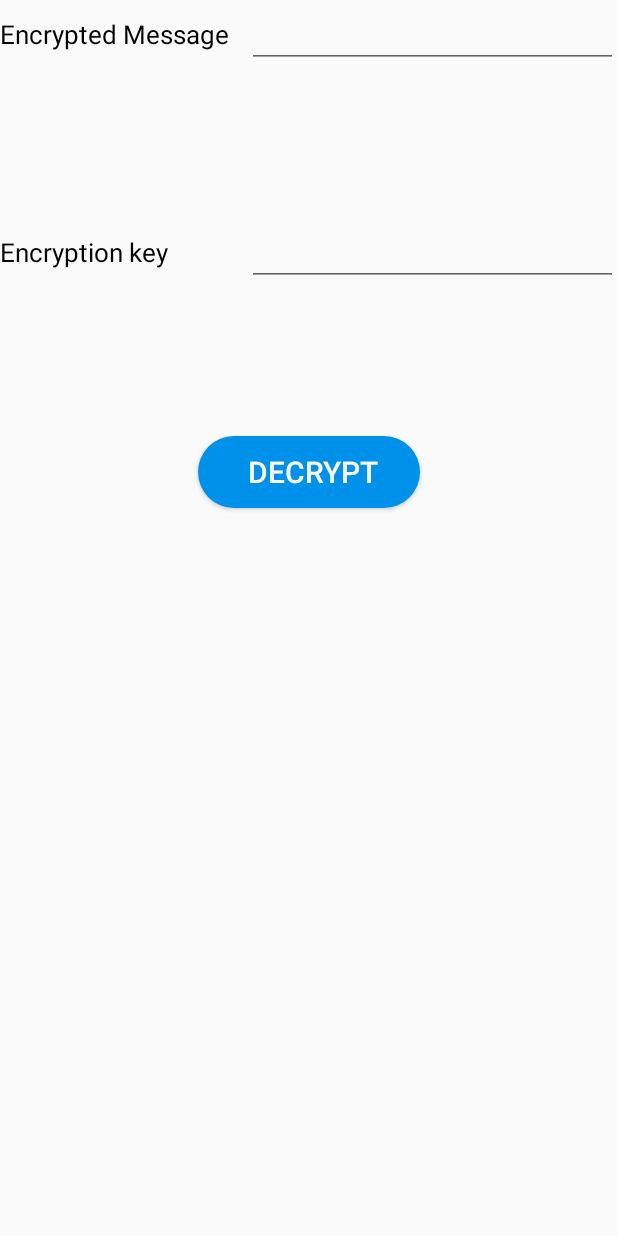
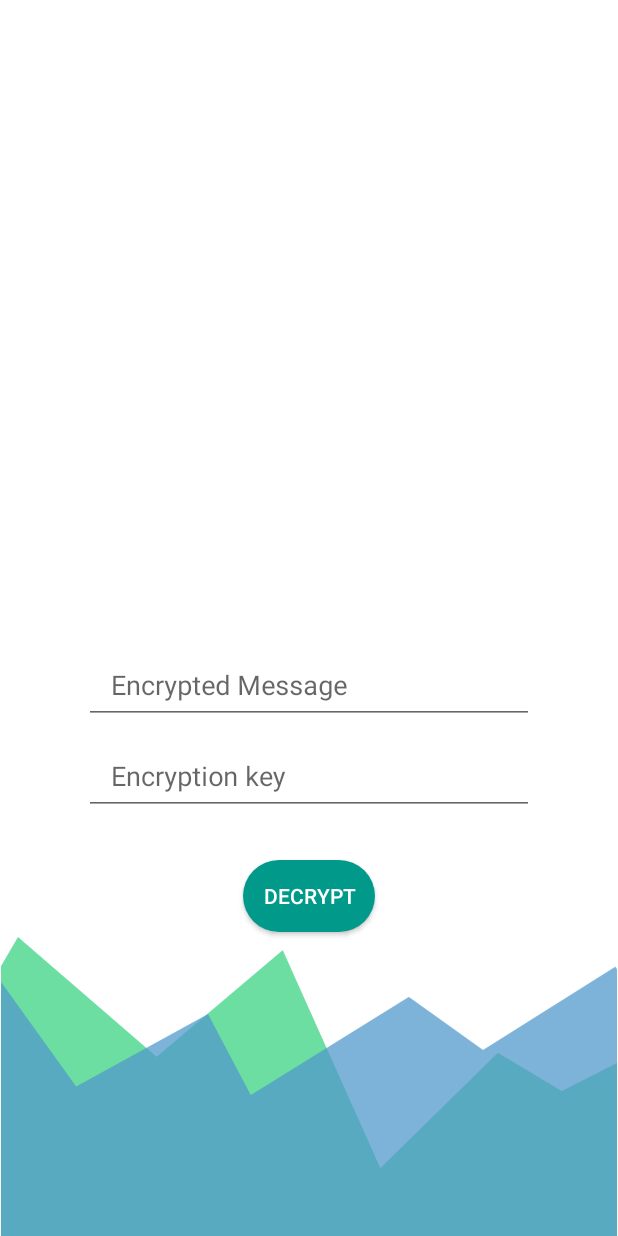
Before and after one commit to sourabhyadav999/MessEncryp, an Android app: the Decrypt screen opened directly, with no data from a screen before it, on a phone screen of 412 x 824 dp. Run offline under Robolectric (Android 15) with nearby library versions, the phone set to English and light mode, and no system bars.

Commit message:
Decrypt Activity layout Completed

```diff
--- a/app/src/main/AndroidManifest.xml
+++ b/app/src/main/AndroidManifest.xml
@@ -30,8 +30,7 @@
             android:theme="@style/AppTheme.Translucent" />
         <activity
             android:name=".MainActivity"
-            android:theme="@style/AppTheme.Translucent" >
-        </activity>
+            android:theme="@style/AppTheme.Translucent" />
         <activity
             android:name=".Encrypt"
             android:theme="@style/AppTheme.Translucent" />
--- a/app/src/main/java/com/yadavsourabh4035/gmail/myapplication/Decrypt.java
+++ b/app/src/main/java/com/yadavsourabh4035/gmail/myapplication/Decrypt.java
@@ -1,18 +1,17 @@
 package com.yadavsourabh4035.gmail.myapplication;
+
+import android.os.Bundle;
+import android.view.View;
+import android.widget.Button;
+import android.widget.EditText;
+import android.widget.TextView;
 
 import androidx.appcompat.app.AppCompatActivity;
 
-import android.os.Bundle;
-import android.text.Editable;
-import android.view.View;
-import android.widget.Button;
-import android.widget.EditText;
-import android.widget.LinearLayout;
-
 public class Decrypt extends AppCompatActivity {
-    private EditText encrypttodecrypt,encryptionkey,decryptedtext;
+    private EditText encrypttodecrypt,encryptionkey;
+    private TextView decryptedtext;
     private Button decrypbtn;
-    private LinearLayout dtext;
 
     @Override
     protected void onCreate(Bundle savedInstanceState) {
@@ -22,7 +21,6 @@ public class Decrypt extends AppCompatActivity {
         encrypttodecrypt=findViewById(R.id.encrypttodecrypt);
         encryptionkey=findViewById(R.id.encryptionkey);
         decryptedtext=findViewById(R.id.decryptedtext);
-        dtext=findViewById(R.id.dtext);
         decrypbtn=findViewById(R.id.decrypbtn);
         decrypbtn.setOnClickListener(new View.OnClickListener() {
             @Override
@@ -33,7 +31,7 @@ public class Decrypt extends AppCompatActivity {
                 String Key1=encryptionkey.getText().toString();
                 char [] keyArray=Key1.toCharArray();
                 int p;
-                String output="";
+                StringBuilder output= new StringBuilder();
                 int keyint=0;
                 for(char h:keyArray)
                 {
@@ -41,8 +39,7 @@ public class Decrypt extends AppCompatActivity {
                 }
                 for (char c:charArray)
                 {
-                    int z=c;
-                    p=inverse(z);
+                    p=inverse((int) c);
 
 
 
@@ -61,7 +58,7 @@ public class Decrypt extends AppCompatActivity {
 
                         p = inverse(p);
                     }
-                    output+=(char) p;
+                    output.append((char) p);
 
 
 
@@ -72,9 +69,7 @@ public class Decrypt extends AppCompatActivity {
 
                 System.out.println(output);
 
-                decryptedtext.setText(output);
-                dtext.setVisibility(View.VISIBLE);
-
+                decryptedtext.setText(output.toString());
             }
         });
     }
--- a/app/src/main/res/layout/activity_decrypt.xml
+++ b/app/src/main/res/layout/activity_decrypt.xml
@@ -1,112 +1,70 @@
 <?xml version="1.0" encoding="utf-8"?>
-<androidx.constraintlayout.widget.ConstraintLayout xmlns:android="http://schemas.android.com/apk/res/android"
+<RelativeLayout xmlns:android="http://schemas.android.com/apk/res/android"
     xmlns:tools="http://schemas.android.com/tools"
     android:layout_width="match_parent"
     android:layout_height="match_parent"
+    android:background="#fff"
     tools:context=".Decrypt">
+
+    <TextView
+        android:id="@+id/decryptedtext"
+        android:layout_width="wrap_content"
+        android:layout_height="wrap_content"
+        android:layout_centerHorizontal="true"
+        android:layout_marginTop="150dp"
+        android:textIsSelectable="true"
+        android:textSize="24sp" />
+
+    <ImageView
+        android:layout_width="match_parent"
+        android:layout_height="wrap_content"
+        android:layout_alignParentBottom="true"
+        android:adjustViewBounds="true"
+        android:contentDescription="@string/background_image"
+        android:src="@drawable/design" />
 
     <LinearLayout
         android:layout_width="match_parent"
         android:layout_height="match_parent"
+        android:layout_marginBottom="-220dp"
+        android:gravity="center"
         android:orientation="vertical">
 
-        <LinearLayout
-            android:layout_width="match_parent"
+        <com.google.android.material.textfield.TextInputLayout
+            android:layout_width="300dp"
             android:layout_height="wrap_content"
-            android:orientation="horizontal"
-            android:weightSum="2">
+            android:hint="@string/encrypted_message">
 
-            <TextView
-                android:layout_width="0dp"
-                android:layout_height="wrap_content"
-                android:layout_weight="0.8"
-                android:text="Encrypted Message"
-                android:textSize="17sp" />
+            <com.google.android.material.textfield.TextInputEditText
+                android:id="@+id/encrypttodecrypt"
+                android:layout_width="match_parent"
+                android:layout_height="50dp"
+                android:inputType="textMultiLine"
+                android:paddingStart="18dp"
+                android:paddingEnd="18dp" />
+        </com.google.android.material.textfield.TextInputLayout>
 
-            <EditText
-                android:id="@+id/encrypttodecrypt"
-                android:layout_width="0dp"
-                android:layout_height="wrap_content"
-                android:layout_weight="1.2"
-                android:inputType="textMultiLine">
+        <com.google.android.material.textfield.TextInputLayout
+            android:layout_width="300dp"
+            android:layout_height="wrap_content"
+            android:hint="@string/encryption_key">
 
-                <requestFocus />
-            </EditText>
-
-
-        </LinearLayout>
-
-        <LinearLayout
-            android:layout_width="match_parent"
-            android:layout_height="wrap_content"
-            android:layout_marginTop="100dp"
-            android:orientation="horizontal"
-            android:weightSum="2">
-
-            <TextView
-                android:layout_width="0dp"
-                android:layout_height="wrap_content"
-                android:layout_weight="0.8"
-                android:text="Encryption key"
-                android:textSize="17sp" />
-
-            <EditText
+            <com.google.android.material.textfield.TextInputEditText
                 android:id="@+id/encryptionkey"
-                android:layout_width="0dp"
-                android:layout_height="wrap_content"
-                android:layout_weight="1.2"
-                android:inputType="textMultiLine">
-
-                <requestFocus />
-            </EditText>
-
-
-        </LinearLayout>
+                android:layout_width="match_parent"
+                android:layout_height="50dp"
+                android:inputType="textMultiLine"
+                android:paddingStart="18dp"
+                android:paddingEnd="18dp" />
+        </com.google.android.material.textfield.TextInputLayout>
 
         <Button
             android:id="@+id/decrypbtn"
             android:layout_width="wrap_content"
             android:layout_height="wrap_content"
-            android:layout_gravity="center"
-            android:layout_marginTop="100dp"
-            android:background="@drawable/round_btn"
-            android:backgroundTint="#0091EA"
-            android:text="       Decrypt      "
-            android:textColor="#fff"
-            android:textSize="20sp" />
-
-
-        <LinearLayout
-            android:id="@+id/dtext"
-            android:layout_width="match_parent"
-            android:layout_height="wrap_content"
-            android:layout_marginTop="10dp"
-            android:orientation="horizontal"
-
-            android:visibility="gone"
-            android:weightSum="2">
-
-            <TextView
-                android:layout_width="0dp"
-                android:layout_height="wrap_content"
-                android:layout_weight="0.8"
-                android:text="Decrypted Message"
-                android:textSize="17sp" />
-
-            <EditText
-                android:id="@+id/decryptedtext"
-                android:layout_width="0dp"
-                android:layout_height="wrap_content"
-                android:layout_weight="1.2"
-                android:inputType="textMultiLine">
-
-                <requestFocus />
-            </EditText>
-
-
-        </LinearLayout>
-
+            android:layout_marginTop="30dp"
+            android:text="@string/message_decryption" />
 
     </LinearLayout>
 
-</androidx.constraintlayout.widget.ConstraintLayout>
+</RelativeLayout>
--- a/app/src/main/res/layout/activity_encrypt.xml
+++ b/app/src/main/res/layout/activity_encrypt.xml
@@ -24,7 +24,7 @@
             android:layout_width="wrap_content"
             android:layout_height="wrap_content"
             android:textIsSelectable="true"
-            android:textSize="30sp"
+            android:textSize="20sp"
             app:layout_constraintBottom_toBottomOf="parent"
             app:layout_constraintEnd_toEndOf="parent"
             app:layout_constraintHorizontal_bias="0.497"
@@ -37,8 +37,7 @@
             android:layout_width="wrap_content"
             android:layout_height="wrap_content"
             android:layout_marginBottom="52dp"
-            android:textSize="14sp"
-            android:text="Encrypt"
+            android:text="@string/message_encryption"
             app:layout_constraintBottom_toBottomOf="parent"
             app:layout_constraintEnd_toEndOf="@+id/textInputLayout2"
             app:layout_constraintHorizontal_bias="0.495"
@@ -48,7 +47,7 @@
             android:id="@+id/textInputLayout2"
             android:layout_width="300dp"
             android:layout_height="wrap_content"
-            android:hint="Enter Message"
+            android:hint="@string/enter_message"
             app:layout_constraintBottom_toBottomOf="parent"
             app:layout_constraintEnd_toEndOf="parent"
             app:layout_constraintStart_toStartOf="parent"
@@ -62,7 +61,6 @@
                 android:paddingStart="18dp"
                 android:paddingEnd="18dp" />
 
-
         </com.google.android.material.textfield.TextInputLayout>
 
     </androidx.constraintlayout.widget.ConstraintLayout>
--- a/app/src/main/res/values/strings.xml
+++ b/app/src/main/res/values/strings.xml
@@ -10,4 +10,7 @@
     <string name="message_decryption">Decrypt</string>
     <string name="logout">Logout</string>
     <string name="main_design">main design</string>
+    <string name="encryption_key">Encryption key</string>
+    <string name="encrypted_message">Encrypted Message</string>
+    <string name="enter_message">Enter Message</string>
 </resources>
```
